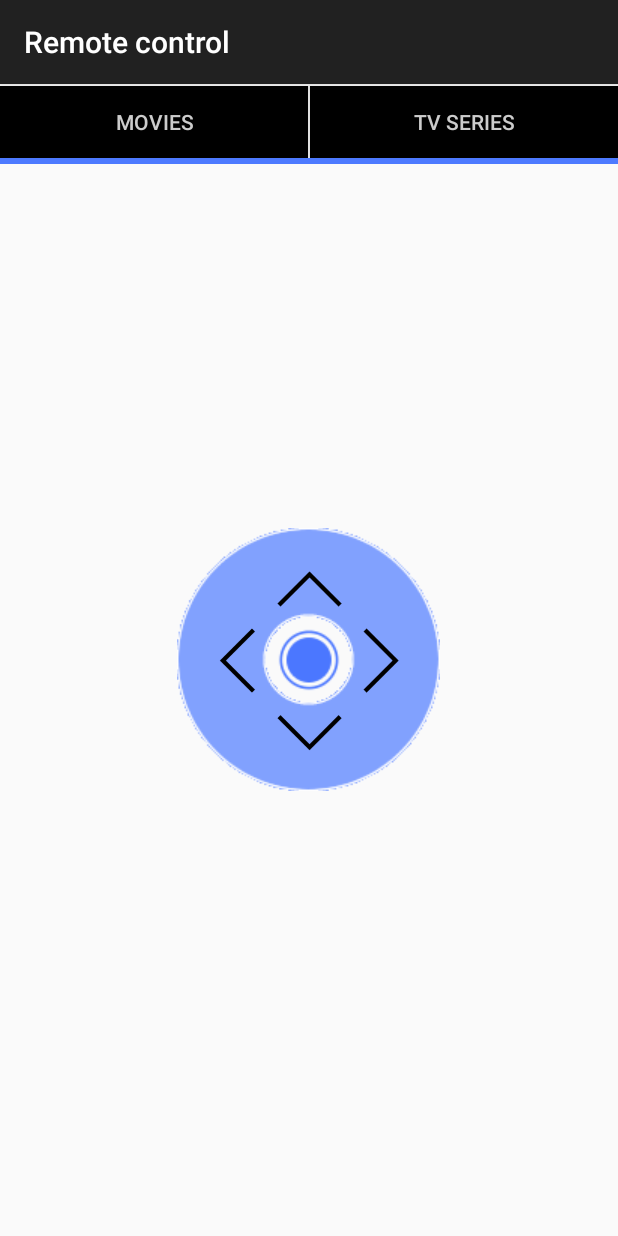
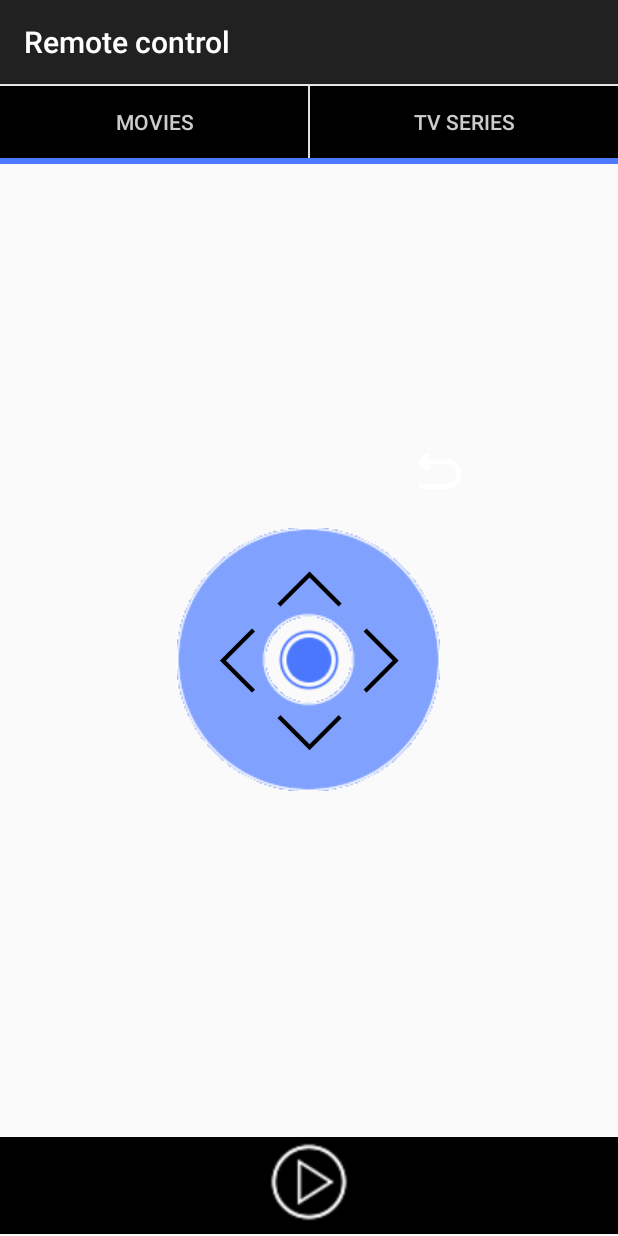
Before and after one commit to Urucas/popcorntime-remote-control, an Android app: the fragment ControlFragment shown on its own in the app's theme, on a phone screen of 412 x 824 dp. Run offline under Robolectric (Android 15) with nearby library versions, the light colour scheme and no system bars; libraries missing offline, so code that uses them is left out: com.jeremyfeinstein.slidingmenu.

Commit message:
nack button working

```diff
--- a/app/src/main/java/com/urucas/popcorntimerc/fragments/ControlFragment.java
+++ b/app/src/main/java/com/urucas/popcorntimerc/fragments/ControlFragment.java
@@ -24,6 +24,7 @@ public class ControlFragment extends android.support.v4.app.Fragment {
     private ImageButton enterBtt;
     private Button moviesBtt;
     private Button seriesBtt;
+    private ImageButton backBtt;
 
     @Override
     public View onCreateView(LayoutInflater inflater, ViewGroup container,
@@ -41,6 +42,7 @@ public class ControlFragment extends android.support.v4.app.Fragment {
 
         moviesBtt = (Button) view.findViewById(R.id.showMoviesBtt);
         seriesBtt = (Button) view.findViewById(R.id.showSeriesBtt);
+        backBtt = (ImageButton) view.findViewById(R.id.backBtt);
 
         leftBtt.setOnClickListener(new View.OnClickListener() {
             @Override
@@ -91,6 +93,13 @@ public class ControlFragment extends android.support.v4.app.Fragment {
             }
         });
 
+        backBtt.setOnClickListener(new View.OnClickListener() {
+            @Override
+            public void onClick(View v) {
+                SplashActivity.getRemoteControl().escape();
+            }
+        });
+
         return view;
     }
 }
--- a/app/src/main/res/layout/fragment_control.xml
+++ b/app/src/main/res/layout/fragment_control.xml
@@ -1,7 +1,9 @@
 <?xml version="1.0" encoding="utf-8"?>
 <RelativeLayout xmlns:android="http://schemas.android.com/apk/res/android"
     android:layout_width="match_parent"
-    android:layout_height="match_parent">
+    android:layout_height="match_parent"
+
+    >
 
     <View
         android:layout_width="fill_parent"
@@ -15,7 +17,8 @@
         android:layout_height="wrap_content"
         android:orientation="horizontal"
         android:layout_below="@+id/tabs"
-        android:weightSum="1">
+        android:weightSum="1"
+        android:id="@+id/linearLayout">
 
         <View
             android:layout_width="0dp"
@@ -142,4 +145,39 @@
         android:layout_toStartOf="@+id/enterBtt"
         />
 
+    <ImageButton
+        android:layout_width="30dp"
+        android:layout_height="wrap_content"
+        android:src="@drawable/return_icon"
+        android:background="@null"
+        android:scaleType="fitCenter"
+        android:id="@+id/backBtt"
+        android:layout_above="@+id/circleRemote"
+        android:layout_toRightOf="@+id/rightBtt"
+        android:layout_toEndOf="@+id/rightBtt" />
+
+    <View
+        android:layout_width="fill_parent"
+        android:layout_height="60dp"
+        android:background="#000"
+        android:id="@+id/footerRect"
+        android:layout_alignParentBottom="true"
+        android:layout_alignParentLeft="true"
+        android:layout_alignParentStart="true"
+        android:visibility="visible"
+        android:layout_alignTop="@+id/playBtt"
+        android:layout_marginBottom="1dp"/>
+
+    <ImageButton
+        android:layout_width="60dp"
+        android:layout_height="60dp"
+        android:src="@drawable/play"
+        android:id="@+id/playBtt"
+        android:scaleType="centerCrop"
+        android:background="@null"
+        android:visibility="visible"
+        android:layout_alignParentBottom="true"
+        android:layout_centerHorizontal="true"
+        android:layout_margin="6dp"/>
+
 </RelativeLayout>
```
Also changed, not shown: app/src/main/res/drawable/play.png, app/src/main/res/drawable/return_icon.png (added).
